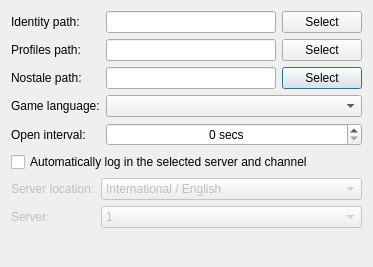
This is settingsdialog.ui in hatz2/GflessClient as Qt 5 draws it before an edit. The edited form follows.
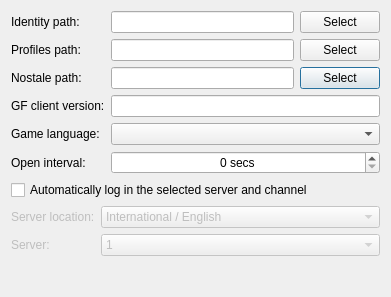
This is the edited form.

Commit message: Removed hardcoded gf version

What changed in the file:
```diff
--- a/settingsdialog.ui
+++ b/settingsdialog.ui
@@ -6,8 +6,8 @@
    <rect>
     <x>0</x>
     <y>0</y>
-    <width>373</width>
-    <height>267</height>
+    <width>391</width>
+    <height>297</height>
    </rect>
   </property>
   <property name="windowTitle">
@@ -41,14 +41,14 @@
        </item>
       </layout>
      </item>
-     <item row="3" column="0">
+     <item row="4" column="0">
       <widget class="QLabel" name="label_4">
        <property name="text">
         <string>Game language:</string>
        </property>
       </widget>
      </item>
-     <item row="3" column="1">
+     <item row="4" column="1">
       <widget class="QComboBox" name="gameLanguageComboBox">
        <property name="minimumSize">
         <size>
@@ -61,14 +61,14 @@
        </property>
       </widget>
      </item>
-     <item row="4" column="0">
+     <item row="5" column="0">
       <widget class="QLabel" name="label">
        <property name="text">
         <string>Open interval:</string>
        </property>
       </widget>
      </item>
-     <item row="4" column="1">
+     <item row="5" column="1">
       <widget class="QSpinBox" name="openIntervalSpinBox">
        <property name="minimumSize">
         <size>
@@ -137,6 +137,16 @@
        </item>
       </layout>
      </item>
+     <item row="3" column="0">
+      <widget class="QLabel" name="label_3">
+       <property name="text">
+        <string>GF client version:</string>
+       </property>
+      </widget>
+     </item>
+     <item row="3" column="1">
+      <widget class="QLineEdit" name="gfClientVersionEdit"/>
+     </item>
     </layout>
    </item>
    <item>
```
The commit also changes 8 other files.
